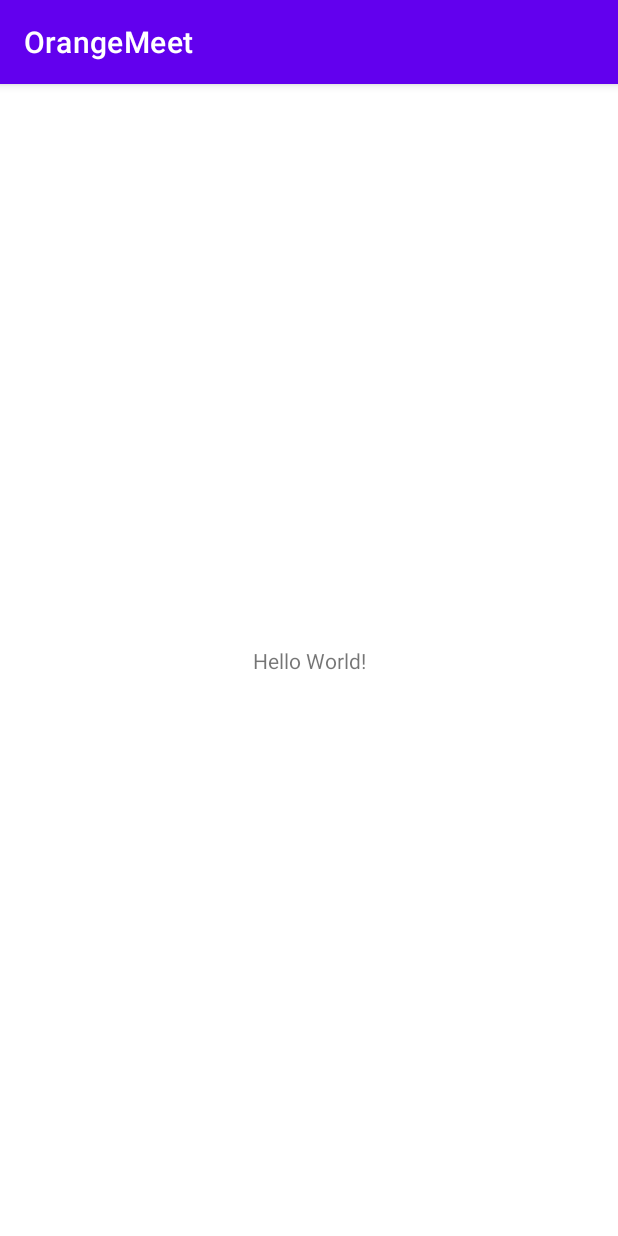
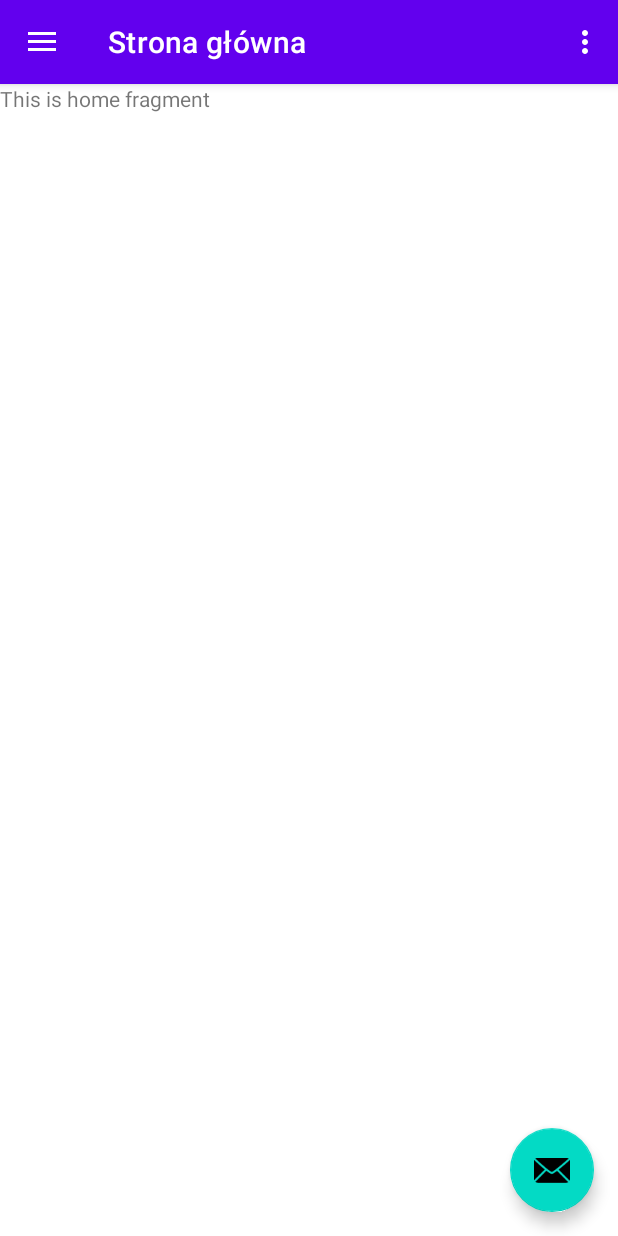
Before and after one commit to orkram/OMEET, an Android app: the screen it shows after launch (MainActivity), on a phone screen of 412 x 824 dp. Run offline under Robolectric (Android 15) with nearby library versions, the phone set to English and light mode, and no system bars; our stand-ins replace navigation-ui.

Commit message:
[OMEET-33] Create navigation drawer template and define transitions

```diff
--- a/AndroidApp/app/src/main/java/com/example/orangemeet/MainActivity.kt
+++ b/AndroidApp/app/src/main/java/com/example/orangemeet/MainActivity.kt
@@ -1,11 +1,53 @@
 package com.example.orangemeet
 
+import android.os.Bundle
+import android.view.Menu
+import com.google.android.material.floatingactionbutton.FloatingActionButton
+import com.google.android.material.snackbar.Snackbar
+import com.google.android.material.navigation.NavigationView
+import androidx.navigation.findNavController
+import androidx.navigation.ui.AppBarConfiguration
+import androidx.navigation.ui.navigateUp
+import androidx.navigation.ui.setupActionBarWithNavController
+import androidx.navigation.ui.setupWithNavController
+import androidx.drawerlayout.widget.DrawerLayout
 import androidx.appcompat.app.AppCompatActivity
-import android.os.Bundle
+import androidx.appcompat.widget.Toolbar
 
 class MainActivity : AppCompatActivity() {
+
+    private lateinit var appBarConfiguration: AppBarConfiguration
+
     override fun onCreate(savedInstanceState: Bundle?) {
         super.onCreate(savedInstanceState)
         setContentView(R.layout.activity_main)
+        val toolbar: Toolbar = findViewById(R.id.toolbar)
+        setSupportActionBar(toolbar)
+
+        val fab: FloatingActionButton = findViewById(R.id.fab)
+        fab.setOnClickListener { view ->
+            Snackbar.make(view, "Replace with your own action", Snackbar.LENGTH_LONG)
+                    .setAction("Action", null).show()
+        }
+        val drawerLayout: DrawerLayout = findViewById(R.id.drawer_layout)
+        val navView: NavigationView = findViewById(R.id.nav_view)
+        val navController = findNavController(R.id.nav_host_fragment)
+        // Passing each menu ID as a set of Ids because each
+        // menu should be considered as top level destinations.
+        appBarConfiguration = AppBarConfiguration(setOf(
+                R.id.nav_home, R.id.nav_contacts, R.id.nav_settings, R.id.nav_meetings, R.id.nav_video), drawerLayout)
+        setupActionBarWithNavController(navController, appBarConfiguration)
+        navView.setupWithNavController(navController)
+    }
+
+    override fun onCreateOptionsMenu(menu: Menu): Boolean {
+        // Inflate the menu; this adds items to the action bar if it is present.
+        menuInflater.inflate(R.menu.main, menu)
+        return true
+    }
+
+    override fun onSupportNavigateUp(): Boolean {
+        val navController = findNavController(R.id.nav_host_fragment)
+        return navController.navigateUp(appBarConfiguration) || super.onSupportNavigateUp()
     }
 }
--- a/AndroidApp/app/src/main/res/layout/activity_main.xml
+++ b/AndroidApp/app/src/main/res/layout/activity_main.xml
@@ -1,19 +1,24 @@
 <?xml version="1.0" encoding="utf-8"?>
-<androidx.constraintlayout.widget.ConstraintLayout xmlns:android="http://schemas.android.com/apk/res/android"
+<androidx.drawerlayout.widget.DrawerLayout xmlns:android="http://schemas.android.com/apk/res/android"
     xmlns:app="http://schemas.android.com/apk/res-auto"
     xmlns:tools="http://schemas.android.com/tools"
-    android:id="@+id/activityMainContainer"
+    android:id="@+id/drawer_layout"
     android:layout_width="match_parent"
     android:layout_height="match_parent"
-    tools:context=".MainActivity">
+    android:fitsSystemWindows="true"
+    tools:openDrawer="start">
 
-    <TextView
+    <include
+        layout="@layout/app_bar_main"
+        android:layout_width="match_parent"
+        android:layout_height="match_parent" />
+
+    <com.google.android.material.navigation.NavigationView
+        android:id="@+id/nav_view"
         android:layout_width="wrap_content"
-        android:layout_height="wrap_content"
-        android:text="Hello World!"
-        app:layout_constraintBottom_toBottomOf="parent"
-        app:layout_constraintLeft_toLeftOf="parent"
-        app:layout_constraintRight_toRightOf="parent"
-        app:layout_constraintTop_toTopOf="parent" />
-
-</androidx.constraintlayout.widget.ConstraintLayout>
+        android:layout_height="match_parent"
+        android:layout_gravity="start"
+        android:fitsSystemWindows="true"
+        app:headerLayout="@layout/nav_header_main"
+        app:menu="@menu/activity_main_drawer" />
+</androidx.drawerlayout.widget.DrawerLayout>
--- /dev/null
+++ b/AndroidApp/app/src/main/res/layout/app_bar_main.xml
@@ -0,0 +1,33 @@
+<?xml version="1.0" encoding="utf-8"?>
+<androidx.coordinatorlayout.widget.CoordinatorLayout xmlns:android="http://schemas.android.com/apk/res/android"
+    xmlns:app="http://schemas.android.com/apk/res-auto"
+    xmlns:tools="http://schemas.android.com/tools"
+    android:layout_width="match_parent"
+    android:layout_height="match_parent"
+    tools:context=".MainActivity">
+
+    <com.google.android.material.appbar.AppBarLayout
+        android:layout_width="match_parent"
+        android:layout_height="wrap_content"
+        android:theme="@style/Theme.OrangeMeet.AppBarOverlay">
+
+        <androidx.appcompat.widget.Toolbar
+            android:id="@+id/toolbar"
+            android:layout_width="match_parent"
+            android:layout_height="?attr/actionBarSize"
+            android:background="?attr/colorPrimary"
+            app:popupTheme="@style/Theme.OrangeMeet.PopupOverlay" />
+
+    </com.google.android.material.appbar.AppBarLayout>
+
+    <include layout="@layout/content_main" />
+
+    <com.google.android.material.floatingactionbutton.FloatingActionButton
+        android:id="@+id/fab"
+        android:layout_width="wrap_content"
+        android:layout_height="wrap_content"
+        android:layout_gravity="bottom|end"
+        android:layout_margin="@dimen/fab_margin"
+        app:srcCompat="@android:drawable/ic_dialog_email" />
+
+</androidx.coordinatorlayout.widget.CoordinatorLayout>
--- /dev/null
+++ b/AndroidApp/app/src/main/res/layout/content_main.xml
@@ -0,0 +1,20 @@
+<?xml version="1.0" encoding="utf-8"?>
+<androidx.constraintlayout.widget.ConstraintLayout xmlns:android="http://schemas.android.com/apk/res/android"
+    xmlns:app="http://schemas.android.com/apk/res-auto"
+    xmlns:tools="http://schemas.android.com/tools"
+    android:layout_width="match_parent"
+    android:layout_height="match_parent"
+    app:layout_behavior="@string/appbar_scrolling_view_behavior"
+    tools:showIn="@layout/app_bar_main">
+
+    <fragment
+        android:id="@+id/nav_host_fragment"
+        android:name="androidx.navigation.fragment.NavHostFragment"
+        android:layout_width="match_parent"
+        android:layout_height="match_parent"
+        app:defaultNavHost="true"
+        app:layout_constraintLeft_toLeftOf="parent"
+        app:layout_constraintRight_toRightOf="parent"
+        app:layout_constraintTop_toTopOf="parent"
+        app:navGraph="@navigation/mobile_navigation" />
+</androidx.constraintlayout.widget.ConstraintLayout>
--- a/AndroidApp/app/src/main/res/menu/activity_main_drawer.xml
+++ b/AndroidApp/app/src/main/res/menu/activity_main_drawer.xml
@@ -8,5 +8,21 @@
             android:id="@+id/nav_home"
             android:icon="@drawable/ic_menu_camera"
             android:title="@string/menu_home" />
+        <item
+            android:id="@+id/nav_video"
+            android:icon="@drawable/ic_menu_camera"
+            android:title="@string/menu_video" />
+        <item
+            android:id="@+id/nav_meetings"
+            android:icon="@drawable/ic_menu_camera"
+            android:title="@string/menu_meetings" />
+        <item
+            android:id="@+id/nav_contacts"
+            android:icon="@drawable/ic_menu_camera"
+            android:title="@string/menu_contacts" />
+        <item
+            android:id="@+id/nav_settings"
+            android:icon="@drawable/ic_menu_camera"
+            android:title="@string/menu_settings" />
     </group>
 </menu>
--- /dev/null
+++ b/AndroidApp/app/src/main/res/menu/main.xml
@@ -0,0 +1,8 @@
+<?xml version="1.0" encoding="utf-8"?>
+<menu xmlns:android="http://schemas.android.com/apk/res/android"
+    xmlns:app="http://schemas.android.com/apk/res-auto">
+    <item android:id="@+id/action_settings"
+        android:title="@string/action_settings"
+        android:orderInCategory="100"
+        app:showAsAction="never" />
+</menu>
--- a/AndroidApp/app/src/main/res/navigation/mobile_navigation.xml
+++ b/AndroidApp/app/src/main/res/navigation/mobile_navigation.xml
@@ -14,7 +14,25 @@
     <fragment
         android:id="@+id/nav_contacts"
         android:name="com.example.orangemeet.ContactsFragment"
-        android:label="@string/menu_home"
+        android:label="@string/menu_contacts"
         tools:layout="@layout/fragment_contacts" />
 
+    <fragment
+        android:id="@+id/nav_settings"
+        android:name="com.example.orangemeet.SettingsFragment"
+        android:label="@string/menu_settings"
+        tools:layout="@xml/root_preferences" />
+
+    <fragment
+        android:id="@+id/nav_meetings"
+        android:name="com.example.orangemeet.MeetingsFragment"
+        android:label="@string/menu_meetings"
+        tools:layout="@layout/fragment_meetings" />
+
+    <fragment
+        android:id="@+id/nav_video"
+        android:name="com.example.orangemeet.VideoFragment"
+        android:label="@string/menu_video"
+        tools:layout="@layout/fragment_video" />
+
 </navigation>
```
Also changed, not shown: AndroidApp/app/src/main/AndroidManifest.xml (+6 -3 lines), AndroidApp/app/src/main/res/layout/fragment_gallery.xml (added, +22 -0 lines), AndroidApp/app/src/main/res/layout/fragment_slideshow.xml (added, +22 -0 lines), AndroidApp/app/src/main/res/layout/nav_header_main.xml (added, +35 -0 lines), AndroidApp/app/src/main/res/values/strings.xml (+17 -1 lines).
